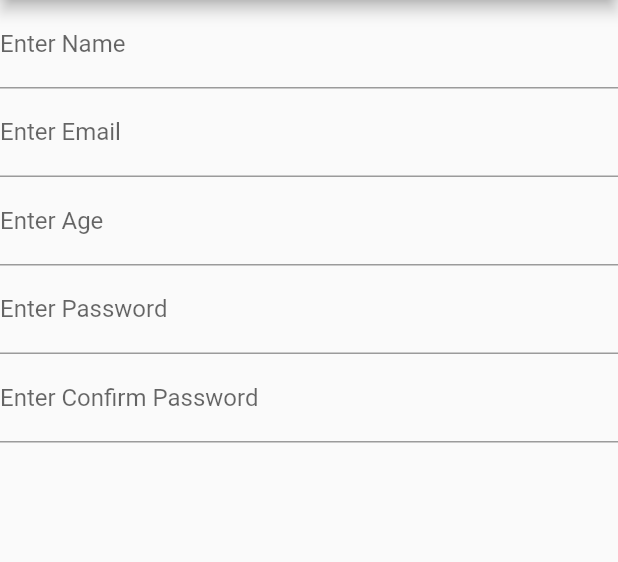
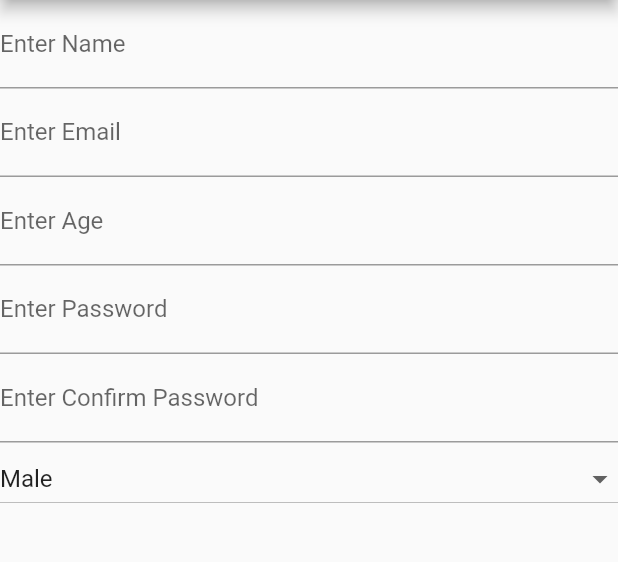
Before and after one commit to SonQBChau/basic_form, a Flutter app: the screen it shows after launch, on a phone screen of 412 x 824 dp, the part 84-646 px from its top. Run offline on Flutter 3.47's test engine with Material 2 defaults, Android fonts, the phone set to English and light mode, and no system bars.

Commit message:
add dropdownlist

```diff
--- a/lib/form_page_2.dart
+++ b/lib/form_page_2.dart
@@ -11,13 +11,32 @@ class _SignUpFormState extends State<FormPage2> {
   String _name = '';
   String _email = '';
   int _age = 0;
+  int _selectedGender = 0;
+  List<DropdownMenuItem<int>> genderList = [];
+
 
   var _passKey = GlobalKey<FormFieldState>();
+  String _password = '';
 
-  String _password = '';
+  void loadGenderList() {
+    genderList = [];
+    genderList.add(new DropdownMenuItem(
+      child: new Text('Male'),
+      value: 0,
+    ));
+    genderList.add(new DropdownMenuItem(
+      child: new Text('Female'),
+      value: 1,
+    ));
+    genderList.add(new DropdownMenuItem(
+      child: new Text('Other'),
+      value: 2,
+    ));
+  }
 
   @override
   Widget build(BuildContext context) {
+    loadGenderList();
     return Scaffold(
       appBar: AppBar(
         title: Text('Form Demo 2'),
@@ -39,6 +58,7 @@ class _SignUpFormState extends State<FormPage2> {
     formWidget.add(ageTextField());
     formWidget.add(passwordTextField());
     formWidget.add(confirmPasswordTextField());
+    formWidget.add(genderDropdown());
 
     return formWidget;
   }
@@ -137,6 +157,21 @@ class _SignUpFormState extends State<FormPage2> {
         });
   }
 
+  DropdownButton genderDropdown(){
+    return DropdownButton(
+      hint: new Text('Select Gender'),
+      items: genderList,
+      value: _selectedGender,
+      onChanged: (value) {
+        setState(() {
+          _selectedGender = value;
+        });
+      },
+      isExpanded: true,
+    );
+  }
+
+
 
 
 }
```
